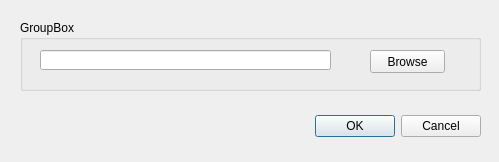
First picture: the form in FALLOW/gui/qtdesigners/openproject.ui, repository uttu90/NewFALLOW, before the edit.
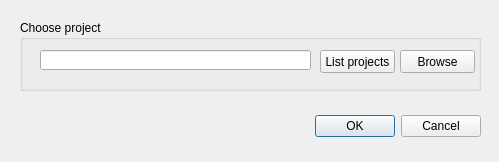
Second picture: the form after the edit.

The edit to the form file:
```diff
--- a/FALLOW/gui/qtdesigners/openproject.ui
+++ b/FALLOW/gui/qtdesigners/openproject.ui
@@ -39,14 +39,14 @@
     </rect>
    </property>
    <property name="title">
-    <string>GroupBox</string>
+    <string>Choose project</string>
    </property>
    <widget class="QLineEdit" name="lineopenprj">
     <property name="geometry">
      <rect>
       <x>20</x>
       <y>30</y>
-      <width>291</width>
+      <width>271</width>
       <height>20</height>
      </rect>
     </property>
@@ -54,7 +54,7 @@
    <widget class="QPushButton" name="btnopenprj">
     <property name="geometry">
      <rect>
-      <x>350</x>
+      <x>380</x>
       <y>30</y>
       <width>75</width>
       <height>23</height>
@@ -64,6 +64,19 @@
      <string>Browse</string>
     </property>
    </widget>
+   <widget class="QPushButton" name="btnlistprj">
+    <property name="geometry">
+     <rect>
+      <x>300</x>
+      <y>30</y>
+      <width>75</width>
+      <height>23</height>
+     </rect>
+    </property>
+    <property name="text">
+     <string>List projects</string>
+    </property>
+   </widget>
   </widget>
  </widget>
  <resources/>
```
